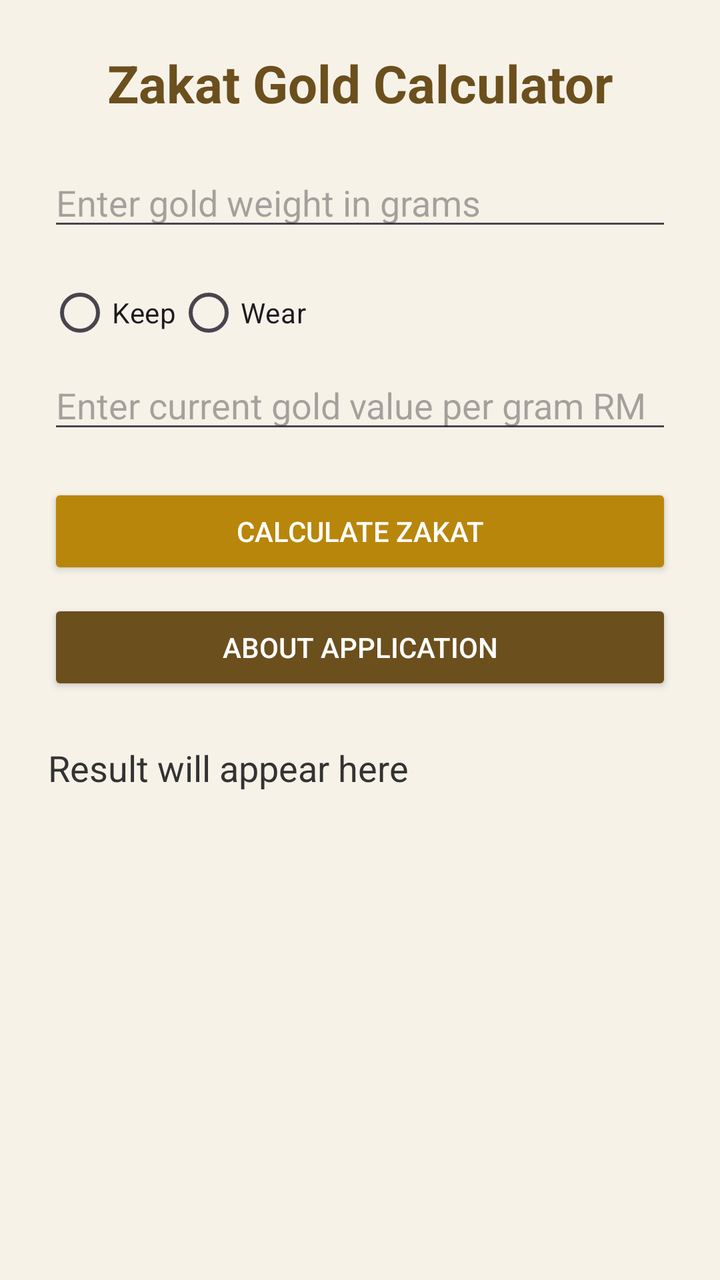
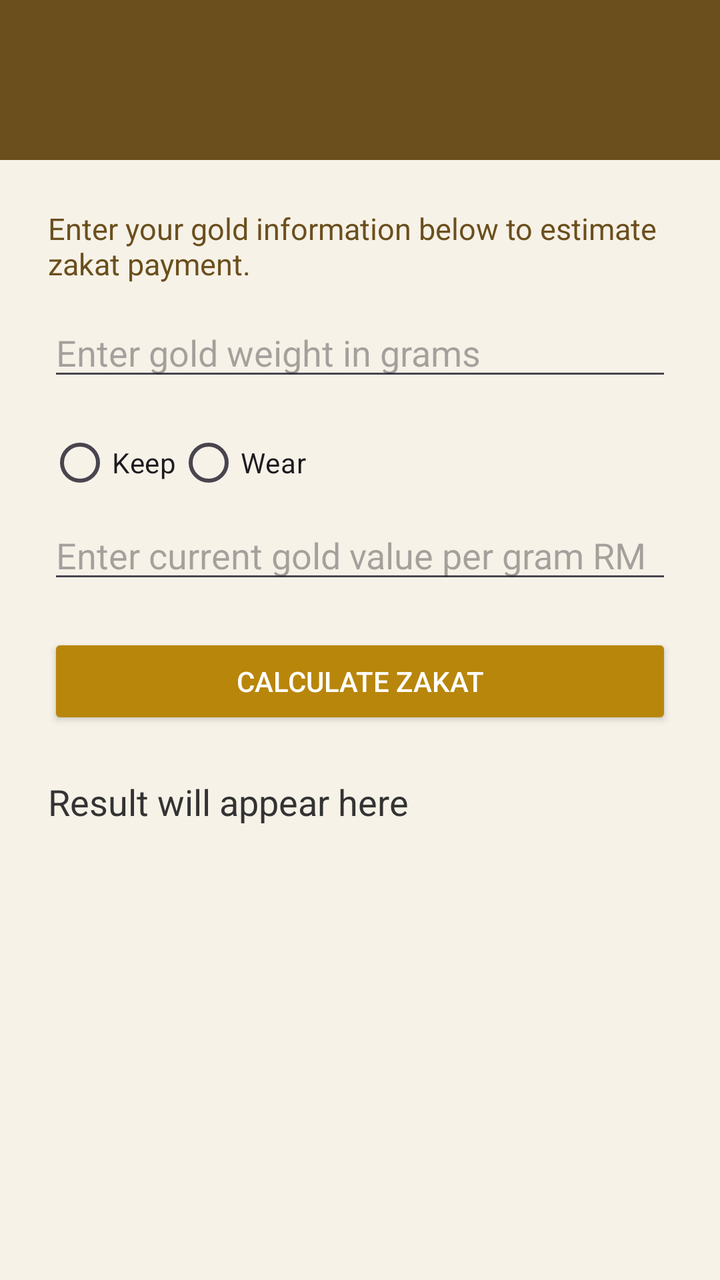

An Android layout rendered at two revisions. The XML below is the earlier revision; the diff shows what the commit changed to produce the second picture.
<!-- AndroidManifest.xml: application theme Theme.ZakatGoldCalculator -->
<!-- res/layout/activity_main.xml -->
<?xml version="1.0" encoding="utf-8"?>
<ScrollView xmlns:android="http://schemas.android.com/apk/res/android"
    android:layout_width="match_parent"
    android:layout_height="match_parent"
    android:background="#F7F2E8">

    <LinearLayout
        android:layout_width="match_parent"
        android:layout_height="wrap_content"
        android:orientation="vertical"
        android:padding="24dp">

        <TextView
            android:layout_width="match_parent"
            android:layout_height="wrap_content"
            android:text="Zakat Gold Calculator"
            android:textSize="26sp"
            android:textStyle="bold"
            android:textColor="#6B4F1D"
            android:gravity="center"
            android:paddingBottom="20dp" />

        <EditText
            android:id="@+id/weightInput"
            android:layout_width="match_parent"
            android:layout_height="wrap_content"
            android:hint="Enter gold weight in grams"
            android:inputType="numberDecimal" />

        <RadioGroup
            android:id="@+id/typeGroup"
            android:layout_width="match_parent"
            android:layout_height="wrap_content"
            android:orientation="horizontal"
            android:paddingTop="12dp">

            <RadioButton
                android:id="@+id/keepRadio"
                android:layout_width="wrap_content"
                android:layout_height="wrap_content"
                android:text="Keep" />

            <RadioButton
                android:id="@+id/wearRadio"
                android:layout_width="wrap_content"
                android:layout_height="wrap_content"
                android:text="Wear" />
        </RadioGroup>

        <EditText
            android:id="@+id/priceInput"
            android:layout_width="match_parent"
            android:layout_height="wrap_content"
            android:hint="Enter current gold value per gram RM"
            android:inputType="numberDecimal" />

        <Button
            android:id="@+id/calculateBtn"
            android:layout_width="match_parent"
            android:layout_height="wrap_content"
            android:text="Calculate Zakat"
            android:layout_marginTop="20dp"
            android:backgroundTint="#B8860B"
            android:textColor="#FFFFFF" />

        <Button
            android:id="@+id/aboutBtn"
            android:layout_width="match_parent"
            android:layout_height="wrap_content"
            android:text="About Application"
            android:layout_marginTop="10dp"
            android:backgroundTint="#6B4F1D"
            android:textColor="#FFFFFF" />

        <TextView
            android:id="@+id/resultText"
            android:layout_width="match_parent"
            android:layout_height="wrap_content"
            android:text="Result will appear here"
            android:textSize="18sp"
            android:textColor="#333333"
            android:paddingTop="24dp" />

    </LinearLayout>
</ScrollView>
<!-- resources referenced by this layout -->
<resources>
  <style name="Theme.ZakatGoldCalculator" parent="Base.Theme.ZakatGoldCalculator" />
  <style name="Base.Theme.ZakatGoldCalculator" parent="Theme.Material3.DayNight.NoActionBar">
          
          
      </style>
</resources>

<!-- the commit's change to res/layout/activity_main.xml (unified diff, before → after) -->
@@ -7,79 +7,84 @@
     <LinearLayout
         android:layout_width="match_parent"
         android:layout_height="wrap_content"
-        android:orientation="vertical"
-        android:padding="24dp">
+        android:orientation="vertical">
 
-        <TextView
+        <androidx.appcompat.widget.Toolbar
+            android:id="@+id/toolbar"
+            android:layout_width="match_parent"
+            android:layout_height="80dp"
+            android:paddingTop="24dp"
+            android:background="#6B4F1D"
+            android:title="Zakat Gold Calculator"
+            android:titleTextColor="#FFFFFF" />
+
+        <LinearLayout
             android:layout_width="match_parent"
             android:layout_height="wrap_content"
-            android:text="Zakat Gold Calculator"
-            android:textSize="26sp"
-            android:textStyle="bold"
-            android:textColor="#6B4F1D"
-            android:gravity="center"
-            android:paddingBottom="20dp" />
+            android:orientation="vertical"
+            android:padding="24dp">
 
-        <EditText
-            android:id="@+id/weightInput"
-            android:layout_width="match_parent"
-            android:layout_height="wrap_content"
-            android:hint="Enter gold weight in grams"
-            android:inputType="numberDecimal" />
+            <TextView
+                android:layout_width="match_parent"
+                android:layout_height="wrap_content"
+                android:text="Enter your gold information below to estimate zakat payment."
+                android:textSize="15sp"
+                android:textColor="#6B4F1D"
+                android:paddingBottom="12dp" />
 
-        <RadioGroup
-            android:id="@+id/typeGroup"
-            android:layout_width="match_parent"
-            android:layout_height="wrap_content"
-            android:orientation="horizontal"
-            android:paddingTop="12dp">
+            <EditText
+                android:id="@+id/weightInput"
+                android:layout_width="match_parent"
+                android:layout_height="wrap_content"
+                android:hint="Enter gold weight in grams"
+                android:inputType="numberDecimal" />
 
-            <RadioButton
-                android:id="@+id/keepRadio"
-                android:layout_width="wrap_content"
+            <RadioGroup
+                android:id="@+id/typeGroup"
+                android:layout_width="match_parent"
                 android:layout_height="wrap_content"
-                android:text="Keep" />
+                android:orientation="horizontal"
+                android:paddingTop="12dp">
 
-            <RadioButton
-                android:id="@+id/wearRadio"
-                android:layout_width="wrap_content"
+                <RadioButton
+                    android:id="@+id/keepRadio"
+                    android:layout_width="wrap_content"
+                    android:layout_height="wrap_content"
+                    android:text="Keep" />
+
+                <RadioButton
+                    android:id="@+id/wearRadio"
+                    android:layout_width="wrap_content"
+                    android:layout_height="wrap_content"
+                    android:text="Wear" />
+            </RadioGroup>
+
+            <EditText
+                android:id="@+id/priceInput"
+                android:layout_width="match_parent"
                 android:layout_height="wrap_content"
-                android:text="Wear" />
-        </RadioGroup>
+                android:hint="Enter current gold value per gram RM"
+                android:inputType="numberDecimal" />
 
-        <EditText
-            android:id="@+id/priceInput"
-            android:layout_width="match_parent"
-            android:layout_height="wrap_content"
-            android:hint="Enter current gold value per gram RM"
-            android:inputType="numberDecimal" />
+            <Button
+                android:id="@+id/calculateBtn"
+                android:layout_width="match_parent"
+                android:layout_height="wrap_content"
+                android:text="Calculate Zakat"
+                android:layout_marginTop="20dp"
+                android:backgroundTint="#B8860B"
+                android:textColor="#FFFFFF" />
 
-        <Button
-            android:id="@+id/calculateBtn"
-            android:layout_width="match_parent"
-            android:layout_height="wrap_content"
-            android:text="Calculate Zakat"
-            android:layout_marginTop="20dp"
-            android:backgroundTint="#B8860B"
-            android:textColor="#FFFFFF" />
+            <TextView
+                android:id="@+id/resultText"
+                android:layout_width="match_parent"
+                android:layout_height="wrap_content"
+                android:text="Result will appear here"
+                android:textSize="18sp"
+                android:textColor="#333333"
+                android:paddingTop="24dp" />
 
-        <Button
-            android:id="@+id/aboutBtn"
-            android:layout_width="match_parent"
-            android:layout_height="wrap_content"
-            android:text="About Application"
-            android:layout_marginTop="10dp"
-            android:backgroundTint="#6B4F1D"
-            android:textColor="#FFFFFF" />
-
-        <TextView
-            android:id="@+id/resultText"
-            android:layout_width="match_parent"
-            android:layout_height="wrap_content"
-            android:text="Result will appear here"
-            android:textSize="18sp"
-            android:textColor="#333333"
-            android:paddingTop="24dp" />
+        </LinearLayout>
 
     </LinearLayout>
 </ScrollView>
